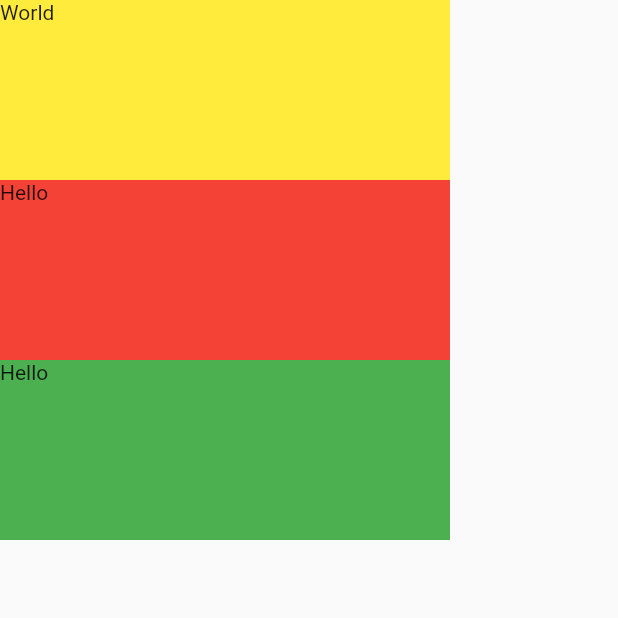
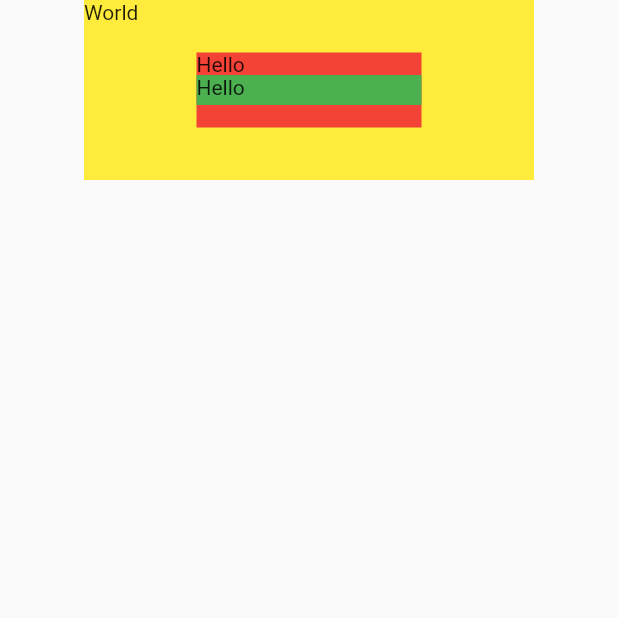
Before and after one commit to hrithikwins/headstart_flutter, a Flutter app: the screen it shows after launch, on a phone screen of 412 x 824 dp, the top half of it. Run offline on Flutter 3.47's test engine with Material 2 defaults, Android fonts, the phone set to English and light mode, and no system bars.

Commit message:
stack alignment

```diff
--- a/lib/main.dart
+++ b/lib/main.dart
@@ -47,12 +47,8 @@
       //l horizontal axis => cross Axis of column
       body: Container(
         width: MediaQuery.of(context).size.width,
-        child: Column(
-          mainAxisAlignment: MainAxisAlignment.spaceEvenly,
-          crossAxisAlignment: CrossAxisAlignment.start,
-          // textDirection: TextDirection.rtl,
-          // mainAxisAlignment: MainAxisAlignment.spaceAround,
-          mainAxisSize: MainAxisSize.min,
+        child: Stack(
+          alignment: Alignment.center,
           children: <Widget>[
             Container(
               height: 120,
@@ -61,15 +57,15 @@
               child: Text("World"),
             ),
             Container(
-              height: 120,
-              width: 300,
+              height: 50,
+              width: 150,
               color: Colors.red,
               child: Text("Hello"),
             ),
 
             Container(
-              height: 120,
-              width: 300,
+              height: 20,
+              width: 150,
               color: Colors.green,
               child: Text("Hello"),
             ),
```
